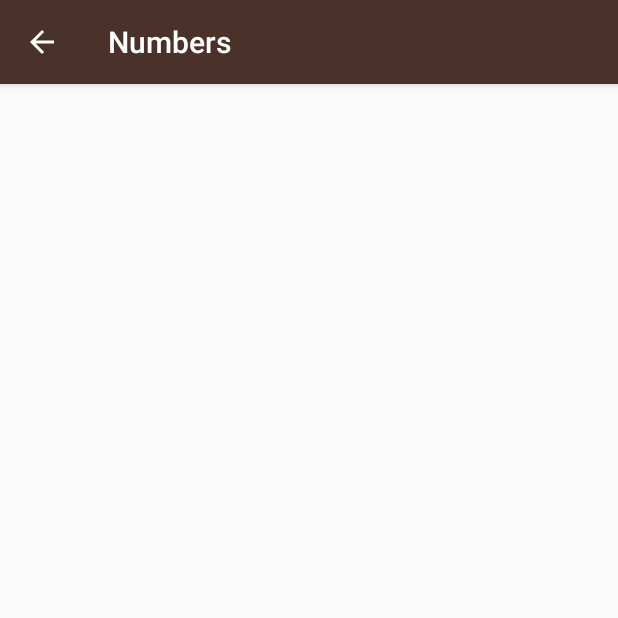
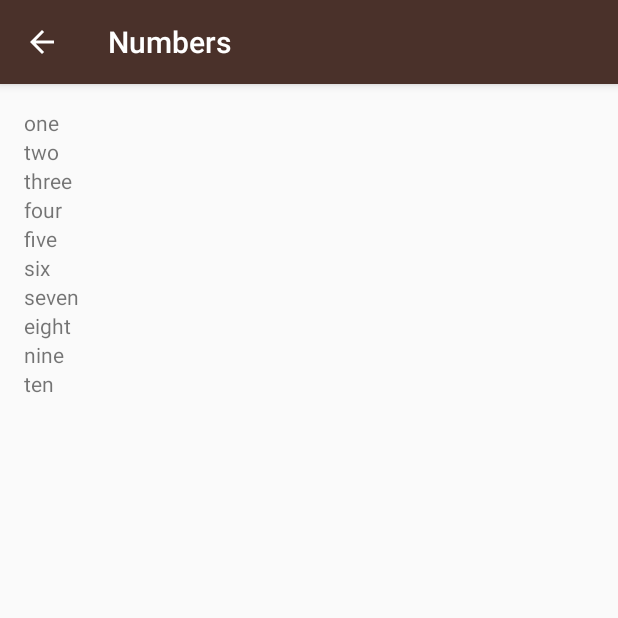
Before and after one commit to VIcuko/Android-MiwokApp, an Android app: the NumbersActivity screen opened directly, with no data from a screen before it, on a phone screen of 412 x 824 dp, the top half of it. Run offline under Robolectric (Android 15) with nearby library versions, the light colour scheme and no system bars.

Commit message:
Create loop to inform textviews in activity_numbers layout

```diff
--- a/app/src/main/java/com/example/android/miwok/NumbersActivity.java
+++ b/app/src/main/java/com/example/android/miwok/NumbersActivity.java
@@ -17,15 +17,19 @@ package com.example.android.miwok;
 
 import android.os.Bundle;
 import android.support.v7.app.AppCompatActivity;
+import android.widget.LinearLayout;
+import android.widget.TextView;
 
 import java.util.ArrayList;
+
+import static com.example.android.miwok.R.layout.activity_numbers;
 
 public class NumbersActivity extends AppCompatActivity {
 
     @Override
     protected void onCreate(Bundle savedInstanceState) {
         super.onCreate(savedInstanceState);
-        setContentView(R.layout.activity_numbers);
+        setContentView(activity_numbers);
 
         //Create an ArrayList of words
         ArrayList<String> words = new ArrayList<String>();
@@ -40,5 +44,13 @@ public class NumbersActivity extends AppCompatActivity {
         words.add("nine");
         words.add("ten");
 
+        LinearLayout rootView = (LinearLayout)findViewById(R.id.rootView);
+
+        for(int i=0; i<words.size(); i++) {
+            TextView wordView = new TextView(NumbersActivity.this);
+            wordView.setText(words.get(i));
+
+            rootView.addView(wordView);
+        }
     }
 }
--- a/app/src/main/res/layout/activity_numbers.xml
+++ b/app/src/main/res/layout/activity_numbers.xml
@@ -21,6 +21,8 @@
     android:paddingLeft="@dimen/activity_horizontal_margin"
     android:paddingRight="@dimen/activity_horizontal_margin"
     android:paddingTop="@dimen/activity_vertical_margin"
+    android:orientation="vertical"
+    android:id="@+id/rootView"
     tools:context="com.example.android.miwok.NumbersActivity">
 
 </LinearLayout>
```
